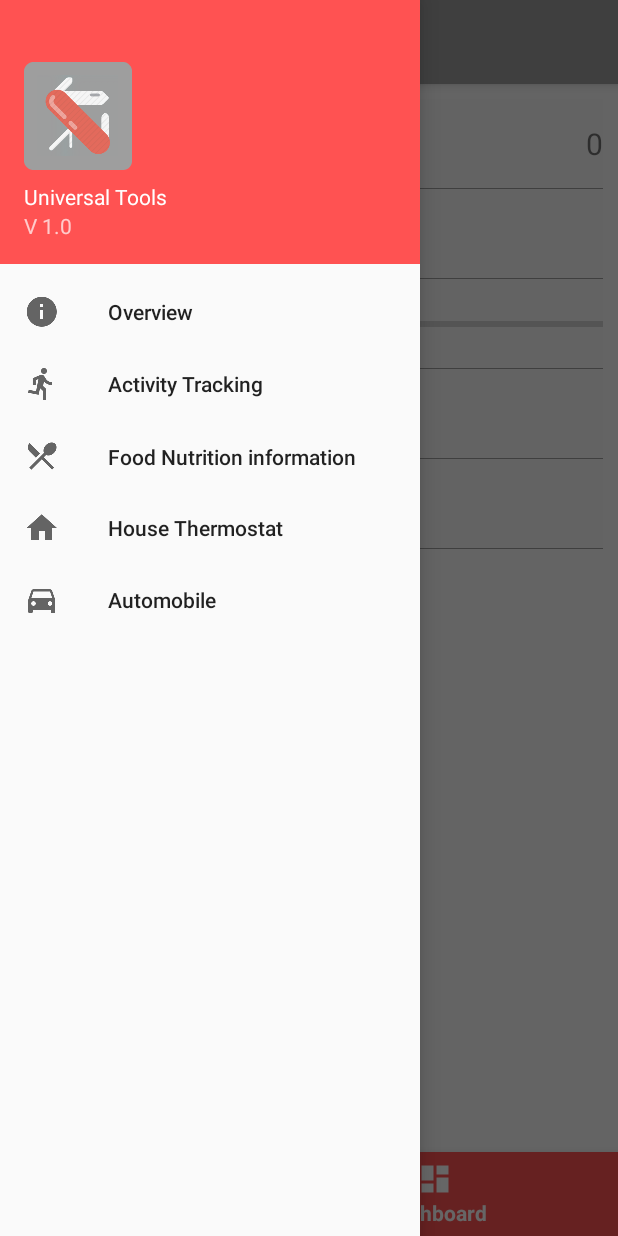
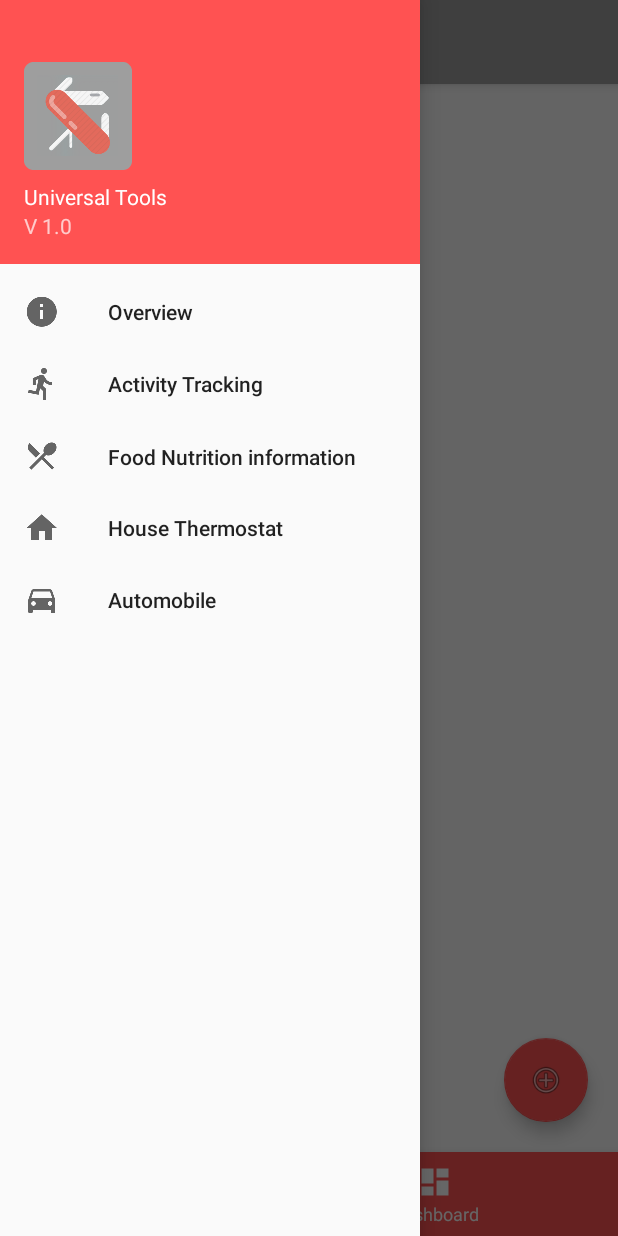
Before and after one commit to project-2017/finalproject, an Android app: the fragment T_Main placed in its activity, with the side drawer open, on a phone screen of 412 x 824 dp. Run offline under Robolectric (Android 15) with nearby library versions, the phone set to English and light mode, and no system bars.

Commit message:
Geyan fix small bugs

```diff
--- a/app/src/main/java/cst2335/groupproject/PkgActivity/T_Main.java
+++ b/app/src/main/java/cst2335/groupproject/PkgActivity/T_Main.java
@@ -107,12 +107,12 @@ public class T_Main extends Fragment {
         // Open the record fragment
         String name = sharedPreference.getActivityLayout(view.getContext());
 
-        if (name.equals("T_Fragment_ActivityList")) {
+        if (name.equals("T_Fragment_Dashboard")) {
+            botNav.getMenu().getItem(1).setChecked(true);
+            openDashboard();
+        } else {
             botNav.getMenu().getItem(0).setChecked(true);
             openList();
-        } else {
-            botNav.getMenu().getItem(1).setChecked(true);
-            openDashboard();
         }
     }
 
--- a/app/src/main/res/layout/tracker_insert.xml
+++ b/app/src/main/res/layout/tracker_insert.xml
@@ -73,7 +73,7 @@
 
                     <EditText
                         android:id="@+id/tracker_insert_editText_minute"
-                        android:layout_width="wrap_content"
+                        android:layout_width="match_parent"
                         android:layout_height="wrap_content"
                         android:layout_gravity="center_vertical"
                         android:background="@drawable/ic_tracker_xml_edittext_backgroud"
--- a/app/src/main/res/layout/tracker_update.xml
+++ b/app/src/main/res/layout/tracker_update.xml
@@ -80,7 +80,7 @@
 
                     <EditText
                         android:id="@+id/tracker_insert_editText_minute"
-                        android:layout_width="wrap_content"
+                        android:layout_width="match_parent"
                         android:layout_height="wrap_content"
                         android:layout_gravity="center_vertical"
                         android:background="@drawable/ic_tracker_xml_edittext_backgroud"
```
